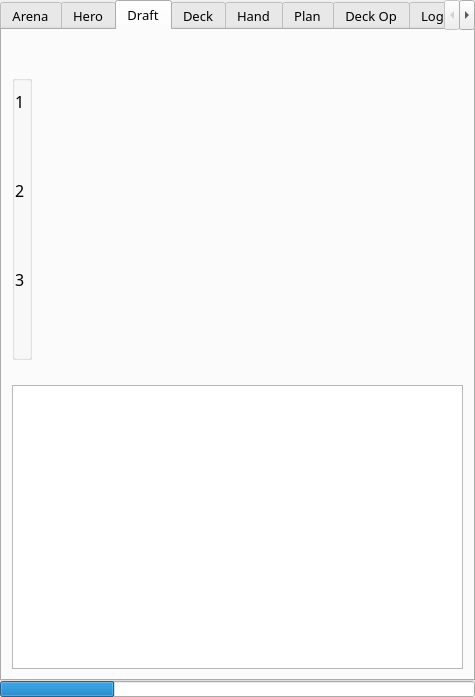
The window that mainwindow.ui (supertriodo/Arena-Tracker) describes before a commit, drawn with Qt 5.
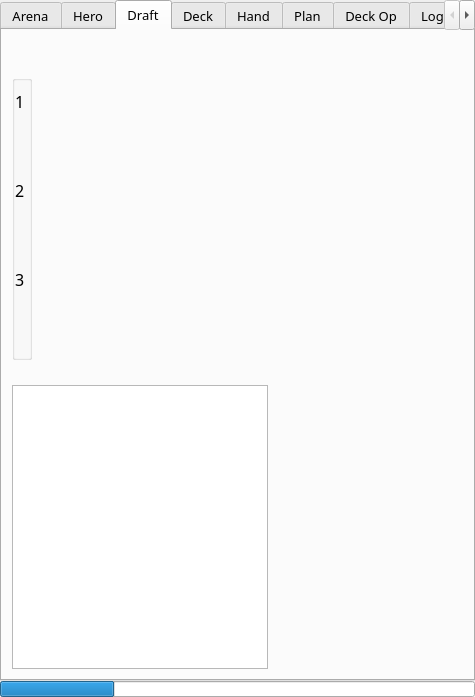
The same window after the commit. The open tabs and pages were chosen to show the change. Icons and pictures are not drawn. Custom widgets are drawn as their Qt base class.

What changed in the file:
```diff
--- a/mainwindow.ui
+++ b/mainwindow.ui
@@ -960,6 +960,8 @@
            </spacer>
           </item>
           <item>
+           <layout class="QHBoxLayout" name="draftHorizontalLayout2">
+            <item>
            <widget class="QTextBrowser" name="textBrowserDraft">
             <property name="sizePolicy">
              <sizepolicy hsizetype="Preferred" vsizetype="Expanding">
@@ -986,6 +988,24 @@
              </font>
             </property>
            </widget>
+            </item>
+            <item>
+             <spacer name="draftHorizontalSpacer">
+              <property name="orientation">
+               <enum>Qt::Horizontal</enum>
+              </property>
+              <property name="sizeType">
+               <enum>QSizePolicy::Expanding</enum>
+              </property>
+              <property name="sizeHint" stdset="0">
+               <size>
+                <width>40</width>
+                <height>20</height>
+               </size>
+              </property>
+             </spacer>
+            </item>
+           </layout>
           </item>
          </layout>
         </widget>
```
Left out of the diff: 6 changed lines with no effect on the pictures. Lines whose indentation alone changed are shown as unchanged.
